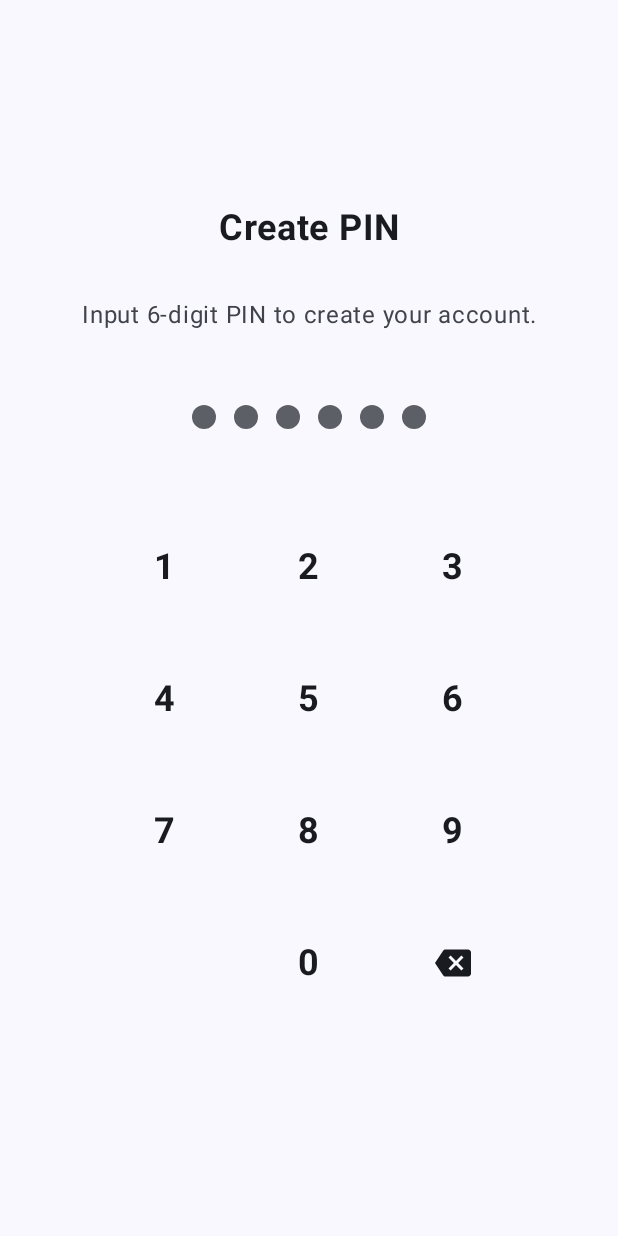
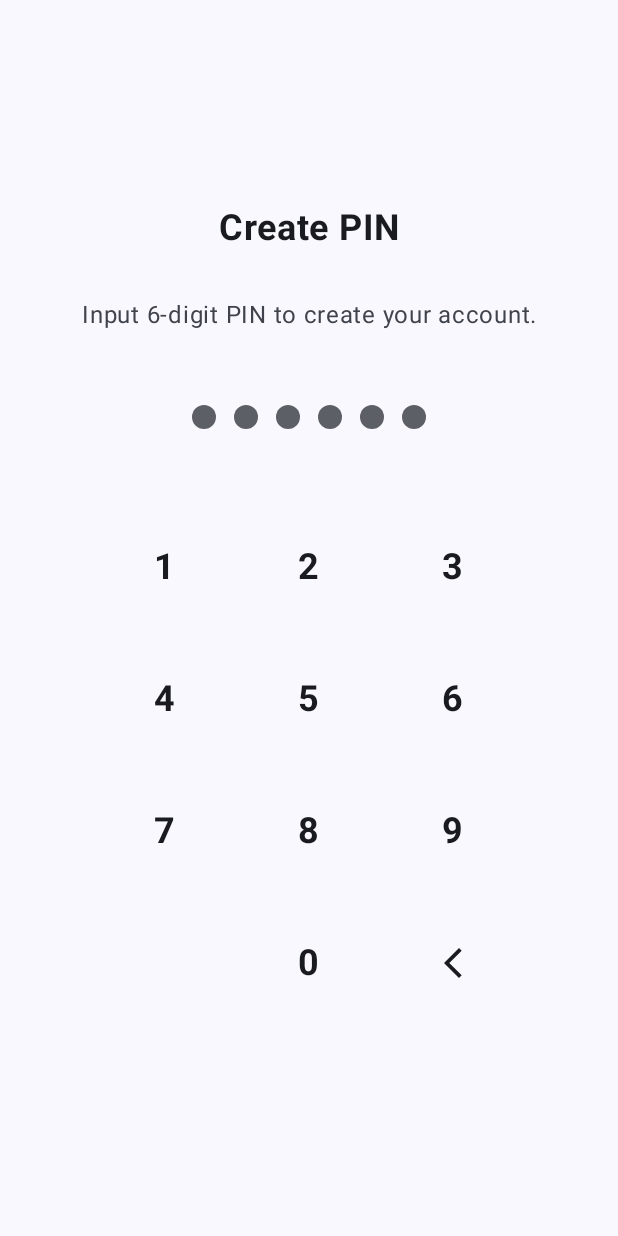
Before and after one commit to mrddkm/jc-android6-pin_lock, an Android app built with Jetpack Compose: the screen it shows after launch (MainActivity), on a phone screen of 412 x 824 dp. Run offline under Robolectric (Android 15) with nearby library versions, the phone set to English and light mode, and no system bars.

Commit message:
refactor new icons

```diff
--- a/app/src/main/java/com/arkhe/pinlock/presentation/components/PinPadComponent.kt
+++ b/app/src/main/java/com/arkhe/pinlock/presentation/components/PinPadComponent.kt
@@ -11,7 +11,7 @@ import androidx.compose.foundation.layout.padding
 import androidx.compose.foundation.layout.size
 import androidx.compose.foundation.shape.CircleShape
 import androidx.compose.material.icons.Icons
-import androidx.compose.material.icons.automirrored.filled.Backspace
+import androidx.compose.material.icons.outlined.ArrowBackIosNew
 import androidx.compose.material3.Icon
 import androidx.compose.material3.MaterialTheme
 import androidx.compose.material3.Text
@@ -80,7 +80,7 @@ fun PinPadComponent(
                 contentAlignment = Alignment.Center
             ) {
                 Icon(
-                    imageVector = Icons.AutoMirrored.Filled.Backspace,
+                    imageVector = Icons.Outlined.ArrowBackIosNew,
                     contentDescription = "Backspace",
                     tint = MaterialTheme.colorScheme.onSurface,
                     modifier = Modifier.size(24.dp)
```
